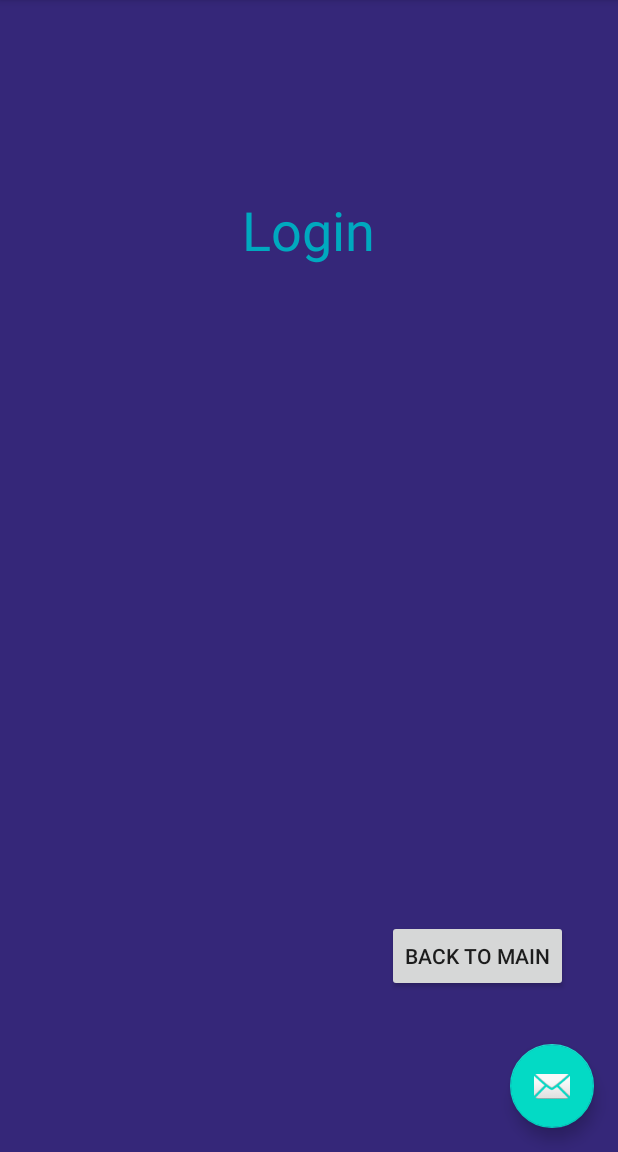
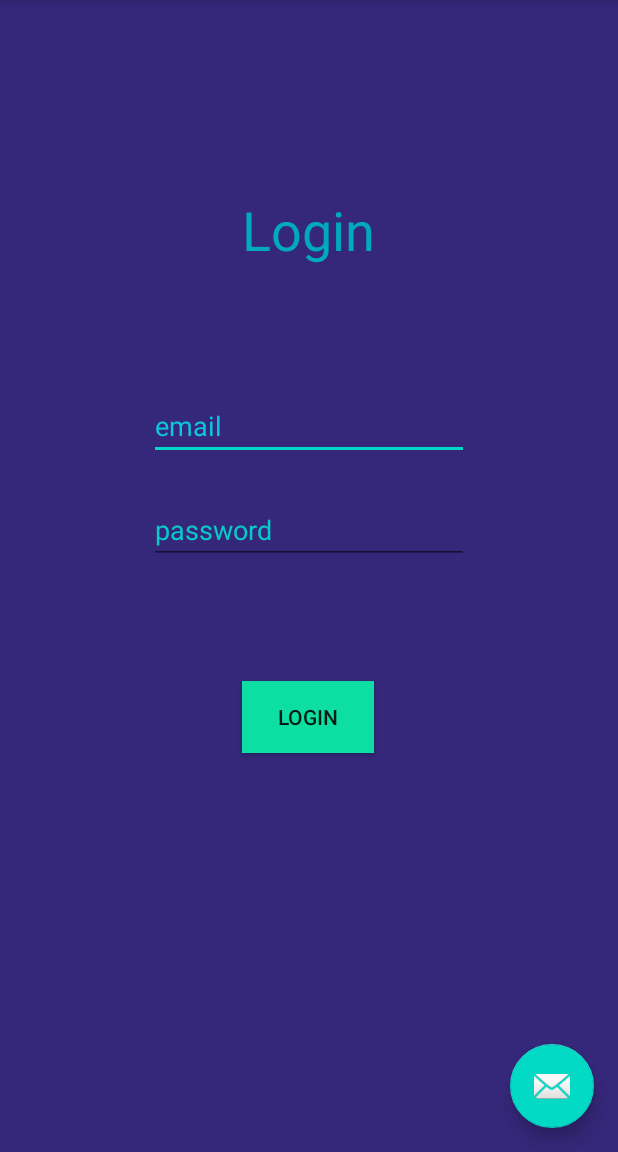
Before and after one commit to ChristosLabrou/CineMatchMe, an Android app: the screen it shows after launch (MainActivity), on a phone screen of 412 x 824 dp, the part 84-1236 px from its top. Run offline under Robolectric (Android 15) with nearby library versions, the phone set to English and light mode, and no system bars.

Commit message:
finsihed login page

```diff
--- a/app/src/main/res/layout/login.xml
+++ b/app/src/main/res/layout/login.xml
@@ -9,13 +9,13 @@
 
 
     <Button
-            android:text="back to main"
+            android:text="Login"
             android:layout_width="wrap_content"
             android:layout_height="wrap_content" android:id="@+id/back"
             app:layout_constraintTop_toTopOf="parent" app:layout_constraintStart_toStartOf="parent"
             app:layout_constraintEnd_toEndOf="parent" app:layout_constraintBottom_toBottomOf="parent"
-            app:layout_constraintHorizontal_bias="0.885" app:layout_constraintVertical_bias="0.852"
-    />
+            app:layout_constraintHorizontal_bias="0.498" app:layout_constraintVertical_bias="0.631"
+            android:background="#0DDFA3"/>
     <TextView
             android:text="Login"
             android:layout_width="wrap_content"
@@ -24,10 +24,23 @@
             app:layout_constraintBottom_toBottomOf="parent" app:layout_constraintEnd_toEndOf="parent"
             app:layout_constraintStart_toStartOf="parent" app:layout_constraintHorizontal_bias="0.498"
             app:layout_constraintVertical_bias="0.179" android:textColor="#00A9BF"/>
-    <ScrollView
-            android:layout_width="409dp"
-            android:layout_height="409dp" tools:layout_editor_absoluteY="101dp" tools:layout_editor_absoluteX="1dp">
-        <LinearLayout android:layout_width="match_parent" android:layout_height="wrap_content"
-                      android:orientation="vertical"/>
-    </ScrollView>
+    <EditText
+            android:layout_width="wrap_content"
+            android:layout_height="wrap_content"
+            android:inputType="textEmailAddress"
+            android:ems="10"
+            android:id="@+id/editTextTextEmailAddress"
+            app:layout_constraintTop_toBottomOf="@+id/loginTitle" app:layout_constraintEnd_toEndOf="parent"
+            app:layout_constraintStart_toStartOf="parent" android:layout_marginTop="84dp" android:hint="email"
+            android:textColorHint="#0DC5DD"/>
+    <EditText
+            android:layout_width="wrap_content"
+            android:layout_height="wrap_content"
+            android:inputType="textPassword"
+            android:ems="10"
+            android:id="@+id/editTextTextPassword"
+            app:layout_constraintTop_toBottomOf="@+id/editTextTextEmailAddress"
+            app:layout_constraintBottom_toBottomOf="parent" app:layout_constraintEnd_toEndOf="parent"
+            app:layout_constraintStart_toStartOf="parent" app:layout_constraintVertical_bias="0.057"
+            android:hint="password" android:textColorHint="#08CACA"/>
 </androidx.constraintlayout.widget.ConstraintLayout>
```
